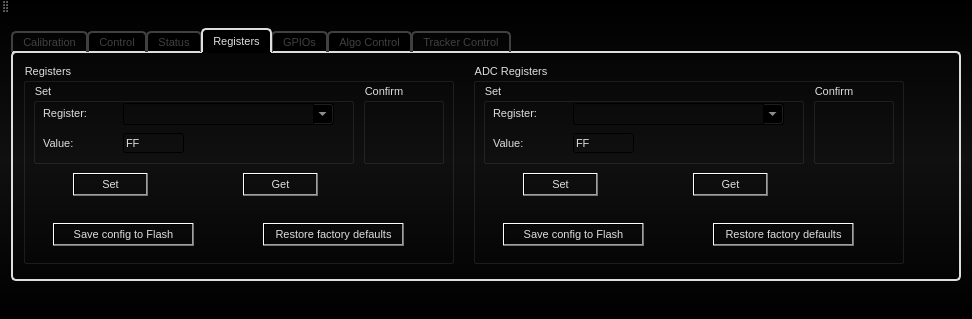
Before: the Qt Designer form src/AWLQtDemo/awlqtdemo.ui in samanwaya-jena/EVAL-ADAL6110-16-GUI, drawn with Qt 5.
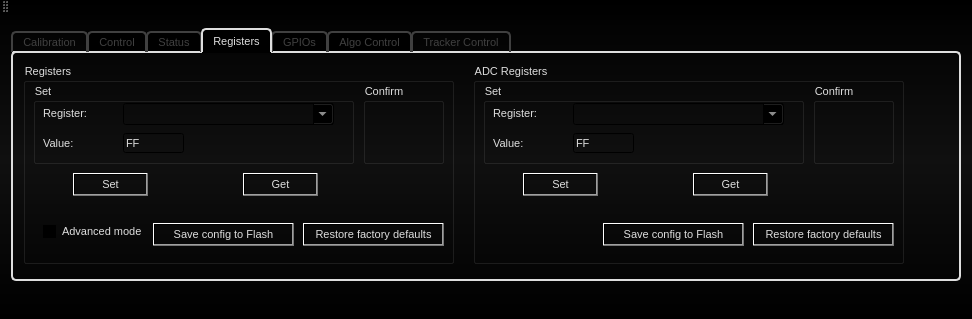
After: the same form once the commit is applied. Icons and pictures are not drawn.

Commit message: Added support for Advanced Mode for registers

What changed in the file:
```diff
--- a/src/AWLQtDemo/awlqtdemo.ui
+++ b/src/AWLQtDemo/awlqtdemo.ui
@@ -3721,7 +3721,7 @@
           <widget class="QPushButton" name="registerFPGASaveToFlash">
            <property name="geometry">
             <rect>
-             <x>30</x>
+             <x>130</x>
              <y>160</y>
              <width>141</width>
              <height>23</height>
@@ -3739,7 +3739,7 @@
           <widget class="QPushButton" name="registerFPGARestoreFactoryDefaults">
            <property name="geometry">
             <rect>
-             <x>240</x>
+             <x>280</x>
              <y>160</y>
              <width>141</width>
              <height>23</height>
@@ -3754,6 +3754,19 @@
             <string>Restore factory defaults</string>
            </property>
           </widget>
+          <widget class="QCheckBox" name="checkBoxAdvanceMode">
+           <property name="geometry">
+            <rect>
+             <x>20</x>
+             <y>160</y>
+             <width>101</width>
+             <height>17</height>
+            </rect>
+           </property>
+           <property name="text">
+            <string>Advanced mode</string>
+           </property>
+          </widget>
          </widget>
          <widget class="QGroupBox" name="registerADCGroupBox">
           <property name="geometry">
@@ -3930,7 +3943,7 @@
           <widget class="QPushButton" name="registerADCSaveToFlash">
            <property name="geometry">
             <rect>
-             <x>30</x>
+             <x>130</x>
              <y>160</y>
              <width>141</width>
              <height>23</height>
@@ -3948,7 +3961,7 @@
           <widget class="QPushButton" name="registerADCRestoreFactoryDefaults">
            <property name="geometry">
             <rect>
-             <x>240</x>
+             <x>280</x>
              <y>160</y>
              <width>141</width>
              <height>23</height>
```
The commit also changes 5 other files.
